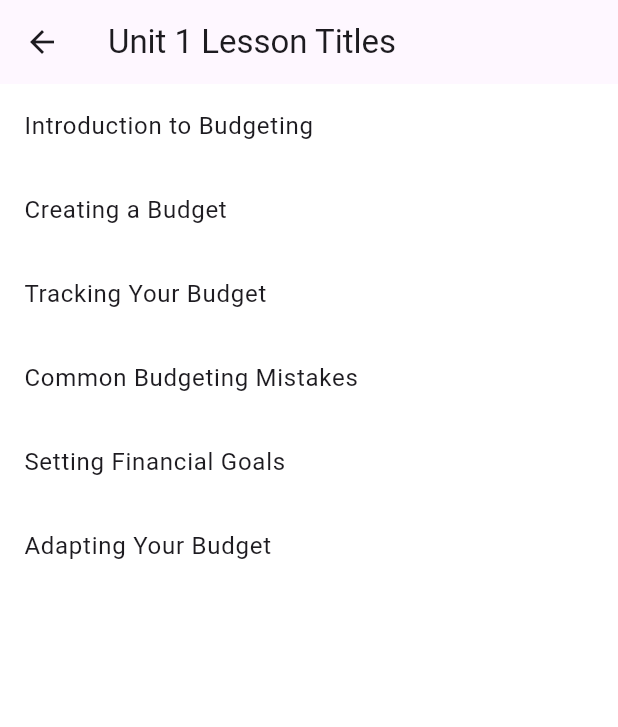
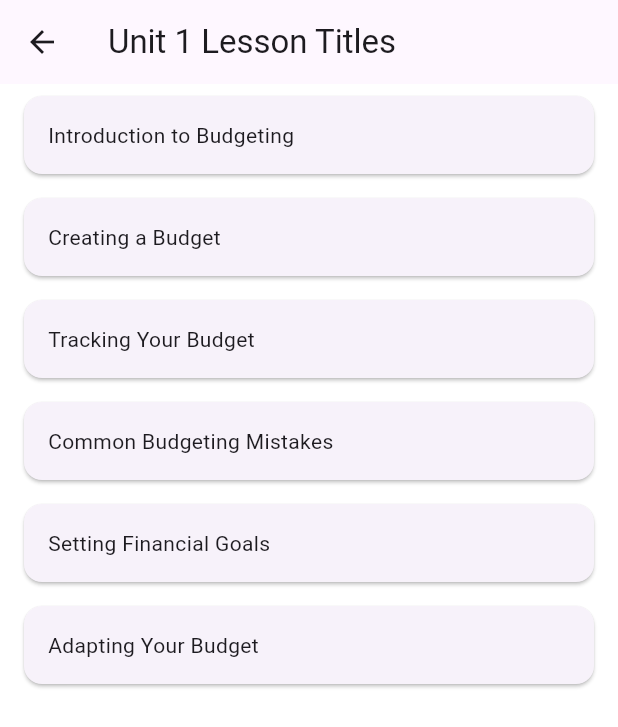
Before and after one commit to crxticals/FinLit-Dev, a Flutter app: the NameListScreen screen opened directly with empty values, on a phone screen of 412 x 824 dp. Shown: the top 727 px of the screen. Run offline on Flutter 3.47's test engine with Material 3 defaults, Android fonts, the phone set to English and light mode, and no system bars.

Commit message:
Fonts and stuff

```diff
--- a/lib/pages/class_stuff1.dart
+++ b/lib/pages/class_stuff1.dart
@@ -78,9 +78,17 @@ class NameListScreenState extends State<NameListScreen> {
       body: ListView.builder(
         itemCount: names.length,
         itemBuilder: (context, index) {
-          return ListTile(
-            title: Text(names[index]),
-            onTap: () => navigateToDetail(index),  // Pass the current lesson index
+          return Card(
+            margin: const EdgeInsets.symmetric(vertical: 8, horizontal: 16),
+            child: InkWell(
+              onTap: () => navigateToDetail(index),
+              child: Padding(
+                padding: const EdgeInsets.all(16.0),
+                child: Text(
+                  names[index],
+                ),
+              ),
+            ),
           );
         },
       ),
--- a/lib/pages/homepage.dart
+++ b/lib/pages/homepage.dart
@@ -72,7 +72,7 @@ class _HomeScreenState extends State<HomeScreen> {
                   tag: index,
                   child: ClipRRect(
                     borderRadius: BorderRadius.circular(10.0),
-                    child: Container(
+                    child: SizedBox(
                       width: MediaQuery.of(context).size.width,
                       height: adaptiveHeight,
                       child: Image.asset(
```
Also changed, not shown: 1 other file.
